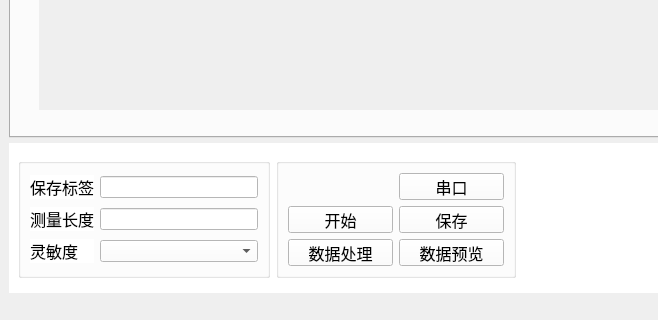
Above: mainwindow.ui from RoboticsKingWay/EMDetect before the change; both pictures show x 0 to 658 and y 429 to 749 of the 1009 by 749 pixel window. Below: the same form after it.
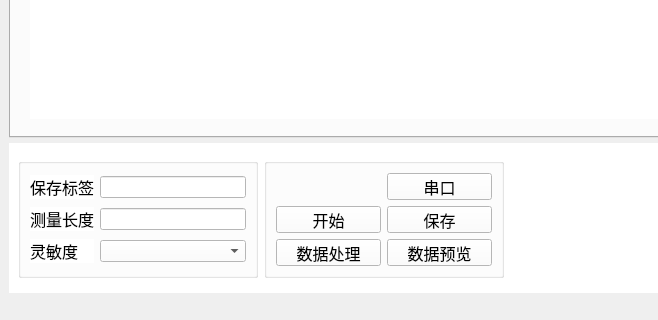
That is the form after the change. The open tabs and pages were chosen to show the change. Icons and pictures are not drawn.

Patch:
```diff
--- a/mainwindow.ui
+++ b/mainwindow.ui
@@ -68,7 +68,7 @@
        </font>
       </property>
       <property name="currentIndex">
-       <number>0</number>
+       <number>1</number>
       </property>
       <property name="iconSize">
        <size>
@@ -276,11 +276,32 @@
                 <height>150</height>
                </size>
               </property>
+              <property name="autoFillBackground">
+               <bool>false</bool>
+              </property>
+              <property name="styleSheet">
+               <string notr="true">QWidget { background-color: white; }</string>
+              </property>
               <layout class="QHBoxLayout" name="horizontalLayout_4">
+               <property name="spacing">
+                <number>0</number>
+               </property>
+               <property name="topMargin">
+                <number>5</number>
+               </property>
+               <property name="bottomMargin">
+                <number>5</number>
+               </property>
                <item>
                 <widget class="QLabel" name="label_image">
+                 <property name="minimumSize">
+                  <size>
+                   <width>0</width>
+                   <height>140</height>
+                  </size>
+                 </property>
                  <property name="autoFillBackground">
-                  <bool>true</bool>
+                  <bool>false</bool>
                  </property>
                  <property name="text">
                   <string/>
@@ -328,12 +349,12 @@
          <property name="minimumSize">
           <size>
            <width>200</width>
-           <height>110</height>
+           <height>120</height>
           </size>
          </property>
          <property name="maximumSize">
           <size>
-           <width>300</width>
+           <width>240</width>
            <height>120</height>
           </size>
          </property>
@@ -398,12 +419,12 @@
          <property name="minimumSize">
           <size>
            <width>240</width>
-           <height>110</height>
+           <height>120</height>
           </size>
          </property>
          <property name="maximumSize">
           <size>
-           <width>240</width>
+           <width>280</width>
            <height>120</height>
           </size>
          </property>
@@ -516,7 +537,7 @@
          </property>
          <property name="sizeHint" stdset="0">
           <size>
-           <width>120</width>
+           <width>40</width>
            <height>68</height>
           </size>
          </property>
```
